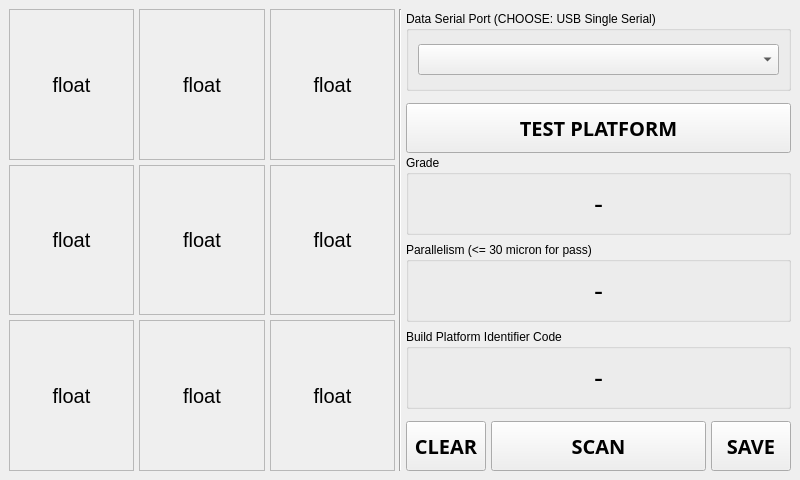
Before: the Qt Designer form qt-platform-parallelism/form.ui in losgab/micrometer-parallelism-qc, drawn with Qt 5.
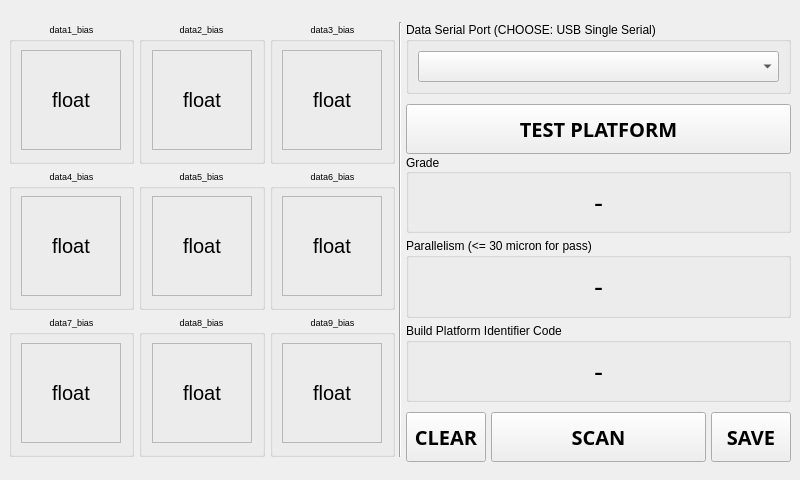
After: the same form once the commit is applied.

Commit message: added front, middle, back row bias and 8+ grading

```diff
--- a/qt-platform-parallelism/form.ui
+++ b/qt-platform-parallelism/form.ui
@@ -30,7 +30,7 @@
        <number>4</number>
       </property>
       <item>
-       <layout class="QVBoxLayout" name="verticalLayout_2" stretch="1,1,1">
+       <layout class="QVBoxLayout" name="verticalLayout_2" stretch="0,0,0">
         <property name="spacing">
          <number>5</number>
         </property>
@@ -40,10 +40,33 @@
            <number>5</number>
           </property>
           <item>
+           <widget class="QGroupBox" name="data1_bias">
+            <property name="font">
+             <font>
+              <pointsize>7</pointsize>
+             </font>
+            </property>
+            <property name="acceptDrops">
+             <bool>true</bool>
+            </property>
+            <property name="title">
+             <string>data1_bias</string>
+            </property>
+            <property name="alignment">
+             <set>Qt::AlignCenter</set>
+            </property>
+            <layout class="QGridLayout" name="gridLayout_3">
+             <item row="0" column="0">
            <widget class="QLabel" name="data1">
             <property name="minimumSize">
              <size>
-              <width>120</width>
+                 <width>80</width>
+                 <height>50</height>
+                </size>
+               </property>
+               <property name="maximumSize">
+                <size>
+                 <width>100</width>
               <height>100</height>
              </size>
             </property>
@@ -72,11 +95,37 @@
             </property>
            </widget>
           </item>
+            </layout>
+           </widget>
+          </item>
           <item>
+           <widget class="QGroupBox" name="data2_bias">
+            <property name="font">
+             <font>
+              <pointsize>7</pointsize>
+             </font>
+            </property>
+            <property name="acceptDrops">
+             <bool>true</bool>
+            </property>
+            <property name="title">
+             <string>data2_bias</string>
+            </property>
+            <property name="alignment">
+             <set>Qt::AlignCenter</set>
+            </property>
+            <layout class="QGridLayout" name="gridLayout_5">
+             <item row="0" column="0">
            <widget class="QLabel" name="data2">
             <property name="minimumSize">
              <size>
-              <width>120</width>
+                 <width>80</width>
+                 <height>50</height>
+                </size>
+               </property>
+               <property name="maximumSize">
+                <size>
+                 <width>100</width>
               <height>100</height>
              </size>
             </property>
@@ -85,31 +134,60 @@
               <pointsize>15</pointsize>
              </font>
             </property>
+               <property name="acceptDrops">
+                <bool>false</bool>
+               </property>
+               <property name="autoFillBackground">
+                <bool>false</bool>
+               </property>
             <property name="frameShape">
              <enum>QFrame::StyledPanel</enum>
             </property>
             <property name="frameShadow">
              <enum>QFrame::Raised</enum>
             </property>
-            <property name="lineWidth">
-             <number>5</number>
-            </property>
-            <property name="midLineWidth">
-             <number>5</number>
-            </property>
             <property name="text">
              <string>float</string>
             </property>
             <property name="alignment">
              <set>Qt::AlignCenter</set>
             </property>
+               <property name="margin">
+                <number>-6</number>
+               </property>
+              </widget>
+             </item>
+            </layout>
            </widget>
           </item>
           <item>
+           <widget class="QGroupBox" name="data3_bias">
+            <property name="font">
+             <font>
+              <pointsize>7</pointsize>
+             </font>
+            </property>
+            <property name="acceptDrops">
+             <bool>true</bool>
+            </property>
+            <property name="title">
+             <string>data3_bias</string>
+            </property>
+            <property name="alignment">
+             <set>Qt::AlignCenter</set>
+            </property>
+            <layout class="QGridLayout" name="gridLayout_7">
+             <item row="0" column="0">
            <widget class="QLabel" name="data3">
             <property name="minimumSize">
              <size>
-              <width>120</width>
+                 <width>80</width>
+                 <height>50</height>
+                </size>
+               </property>
+               <property name="maximumSize">
+                <size>
+                 <width>100</width>
               <height>100</height>
              </size>
             </property>
@@ -118,24 +196,30 @@
               <pointsize>15</pointsize>
              </font>
             </property>
+               <property name="acceptDrops">
+                <bool>false</bool>
+               </property>
+               <property name="autoFillBackground">
+                <bool>false</bool>
+               </property>
             <property name="frameShape">
              <enum>QFrame::StyledPanel</enum>
             </property>
             <property name="frameShadow">
              <enum>QFrame::Raised</enum>
             </property>
-            <property name="lineWidth">
-             <number>5</number>
-            </property>
-            <property name="midLineWidth">
-             <number>5</number>
-            </property>
             <property name="text">
              <string>float</string>
             </property>
             <property name="alignment">
              <set>Qt::AlignCenter</set>
             </property>
+               <property name="margin">
+                <number>-6</number>
+               </property>
+              </widget>
+             </item>
+            </layout>
            </widget>
           </item>
          </layout>
@@ -146,10 +230,33 @@
            <number>5</number>
           </property>
           <item>
+           <widget class="QGroupBox" name="data4_bias">
+            <property name="font">
+             <font>
+              <pointsize>7</pointsize>
+             </font>
+            </property>
+            <property name="acceptDrops">
+             <bool>true</bool>
+            </property>
+            <property name="title">
+             <string>data4_bias</string>
+            </property>
+            <property name="alignment">
+             <set>Qt::AlignCenter</set>
+            </property>
+            <layout class="QGridLayout" name="gridLayout_11">
+             <item row="0" column="0">
            <widget class="QLabel" name="data4">
             <property name="minimumSize">
              <size>
-              <width>120</width>
+                 <width>80</width>
+                 <height>50</height>
+                </size>
+               </property>
+               <property name="maximumSize">
+                <size>
+                 <width>100</width>
               <height>100</height>
              </size>
             </property>
@@ -158,28 +265,60 @@
               <pointsize>15</pointsize>
              </font>
             </property>
+               <property name="acceptDrops">
+                <bool>false</bool>
+               </property>
+               <property name="autoFillBackground">
+                <bool>false</bool>
+               </property>
             <property name="frameShape">
              <enum>QFrame::StyledPanel</enum>
             </property>
             <property name="frameShadow">
              <enum>QFrame::Raised</enum>
             </property>
-            <property name="lineWidth">
-             <number>5</number>
-            </property>
             <property name="text">
              <string>float</string>
             </property>
             <property name="alignment">
              <set>Qt::AlignCenter</set>
             </property>
+               <property name="margin">
+                <number>-6</number>
+               </property>
+              </widget>
+             </item>
+            </layout>
            </widget>
           </item>
           <item>
+           <widget class="QGroupBox" name="data5_bias">
+            <property name="font">
+             <font>
+              <pointsize>7</pointsize>
+             </font>
+            </property>
+            <property name="acceptDrops">
+             <bool>true</bool>
+            </property>
+            <property name="title">
+             <string>data5_bias</string>
+            </property>
+            <property name="alignment">
+             <set>Qt::AlignCenter</set>
+            </property>
+            <layout class="QGridLayout" name="gridLayout_12">
+             <item row="0" column="0">
            <widget class="QLabel" name="data5">
             <property name="minimumSize">
              <size>
-              <width>120</width>
+                 <width>80</width>
+                 <height>50</height>
+                </size>
+               </property>
+               <property name="maximumSize">
+                <size>
+                 <width>100</width>
               <height>100</height>
              </size>
             </property>
@@ -188,28 +327,60 @@
               <pointsize>15</pointsize>
              </font>
             </property>
+               <property name="acceptDrops">
+                <bool>false</bool>
+               </property>
+               <property name="autoFillBackground">
+                <bool>false</bool>
+               </property>
             <property name="frameShape">
              <enum>QFrame::StyledPanel</enum>
             </property>
             <property name="frameShadow">
              <enum>QFrame::Raised</enum>
             </property>
-            <property name="lineWidth">
-             <number>5</number>
-            </property>
             <property name="text">
              <string>float</string>
             </property>
             <property name="alignment">
              <set>Qt::AlignCenter</set>
             </property>
+               <property name="margin">
+                <number>-6</number>
+               </property>
+              </widget>
+             </item>
+            </layout>
            </widget>
           </item>
           <item>
+           <widget class="QGroupBox" name="data6_bias">
+            <property name="font">
+             <font>
+              <pointsize>7</pointsize>
+             </font>
+            </property>
+            <property name="acceptDrops">
+             <bool>true</bool>
+            </property>
+            <property name="title">
+             <string>data6_bias</string>
+            </property>
+            <property name="alignment">
+             <set>Qt::AlignCenter</set>
+            </property>
+            <layout class="QGridLayout" name="gridLayout_13">
+             <item row="0" column="0">
            <widget class="QLabel" name="data6">
             <property name="minimumSize">
              <size>
-              <width>120</width>
+                 <width>80</width>
+                 <height>50</height>
+                </size>
+               </property>
+               <property name="maximumSize">
+                <size>
+                 <width>100</width>
               <height>100</height>
              </size>
             </property>
@@ -218,21 +389,30 @@
               <pointsize>15</pointsize>
              </font>
             </property>
+               <property name="acceptDrops">
+                <bool>false</bool>
+               </property>
+               <property name="autoFillBackground">
+                <bool>false</bool>
+               </property>
             <property name="frameShape">
              <enum>QFrame::StyledPanel</enum>
             </property>
             <property name="frameShadow">
              <enum>QFrame::Raised</enum>
             </property>
-            <property name="lineWidth">
-             <number>5</number>
-            </property>
             <property name="text">
              <string>float</string>
             </property>
             <property name="alignment">
              <set>Qt::AlignCenter</set>
             </property>
+               <property name="margin">
+                <number>-6</number>
+               </property>
+              </widget>
+             </item>
+            </layout>
            </widget>
           </item>
          </layout>
@@ -243,10 +423,33 @@
            <number>5</number>
           </property>
           <item>
+           <widget class="QGroupBox" name="data7_bias">
+            <property name="font">
+             <font>
+              <pointsize>7</pointsize>
+             </font>
+            </property>
+            <property name="acceptDrops">
+             <bool>true</bool>
+            </property>
+            <property name="title">
+             <string>data7_bias</string>
+            </property>
+            <property name="alignment">
+             <set>Qt::AlignCenter</set>
+            </property>
+            <layout class="QGridLayout" name="gridLayout_15">
+             <item row="0" column="0">
            <widget class="QLabel" name="data7">
             <property name="minimumSize">
              <size>
-              <width>120</width>
+                 <width>80</width>
+                 <height>50</height>
+                </size>
+               </property>
+               <property name="maximumSize">
+                <size>
+                 <width>100</width>
               <height>100</height>
              </size>
             </property>
@@ -255,28 +458,60 @@
               <pointsize>15</pointsize>
              </font>
             </property>
+               <property name="acceptDrops">
+                <bool>false</bool>
+               </property>
+               <property name="autoFillBackground">
+                <bool>false</bool>
+               </property>
             <property name="frameShape">
              <enum>QFrame::StyledPanel</enum>
             </property>
             <property name="frameShadow">
              <enum>QFrame::Raised</enum>
             </property>
-            <property name="lineWidth">
-             <number>5</number>
-            </property>
             <property name="text">
              <string>float</string>
             </property>
             <property name="alignment">
              <set>Qt::AlignCenter</set>
             </property>
+               <property name="margin">
+                <number>-6</number>
+               </property>
+              </widget>
+             </item>
+            </layout>
            </widget>
           </item>
           <item>
+           <widget class="QGroupBox" name="data8_bias">
+            <property name="font">
+             <font>
+              <pointsize>7</pointsize>
+             </font>
+            </property>
+            <property name="acceptDrops">
+             <bool>true</bool>
+            </property>
+            <property name="title">
+             <string>data8_bias</string>
+            </property>
+            <property name="alignment">
+             <set>Qt::AlignCenter</set>
+            </property>
+            <layout class="QGridLayout" name="gridLayout_14">
+             <item row="0" column="0">
            <widget class="QLabel" name="data8">
             <property name="minimumSize">
              <size>
-              <width>120</width>
+                 <width>80</width>
+                 <height>50</height>
+                </size>
+               </property>
+               <property name="maximumSize">
+                <size>
+                 <width>100</width>
               <height>100</height>
              </size>
             </property>
@@ -285,28 +520,60 @@
               <pointsize>15</pointsize>
              </font>
             </property>
+               <property name="acceptDrops">
+                <bool>false</bool>
+               </property>
+               <property name="autoFillBackground">
+                <bool>false</bool>
+               </property>
             <property name="frameShape">
              <enum>QFrame::StyledPanel</enum>
             </property>
             <property name="frameShadow">
              <enum>QFrame::Raised</enum>
             </property>
-            <property name="lineWidth">
-             <number>5</number>
-            </property>
             <property name="text">
              <string>float</string>
             </property>
             <property name="alignment">
              <set>Qt::AlignCenter</set>
             </property>
+               <property name="margin">
+                <number>-6</number>
+               </property>
+              </widget>
+             </item>
+            </layout>
            </widget>
           </item>
           <item>
+           <widget class="QGroupBox" name="data9_bias">
+            <property name="font">
+             <font>
+              <pointsize>7</pointsize>
+             </font>
+            </property>
+            <property name="acceptDrops">
+             <bool>true</bool>
+            </property>
+            <property name="title">
+             <string>data9_bias</string>
+            </property>
+            <property name="alignment">
+             <set>Qt::AlignCenter</set>
+            </property>
+            <layout class="QGridLayout" name="gridLayout_16">
+             <item row="0" column="0">
            <widget class="QLabel" name="data9">
             <property name="minimumSize">
              <size>
-              <width>120</width>
+                 <width>80</width>
+                 <height>50</height>
+                </size>
+               </property>
+               <property name="maximumSize">
+                <size>
+                 <width>100</width>
               <height>100</height>
              </size>
             </property>
@@ -315,21 +582,30 @@
               <pointsize>15</pointsize>
              </font>
             </property>
+               <property name="acceptDrops">
+                <bool>false</bool>
+               </property>
+               <property name="autoFillBackground">
+                <bool>false</bool>
+               </property>
             <property name="frameShape">
              <enum>QFrame::StyledPanel</enum>
             </property>
             <property name="frameShadow">
              <enum>QFrame::Raised</enum>
             </property>
-            <property name="lineWidth">
-             <number>5</number>
-            </property>
             <property name="text">
              <string>float</string>
             </property>
             <property name="alignment">
              <set>Qt::AlignCenter</set>
             </property>
+               <property name="margin">
+                <number>-6</number>
+               </property>
+              </widget>
+             </item>
+            </layout>
            </widget>
           </item>
          </layout>
@@ -437,6 +713,9 @@
           <property name="title">
            <string>Grade</string>
           </property>
+          <property name="alignment">
+           <set>Qt::AlignLeading|Qt::AlignLeft|Qt::AlignVCenter</set>
+          </property>
           <layout class="QGridLayout" name="gridLayout_4">
            <item row="0" column="0">
             <widget class="QLabel" name="grade_data">
```
Left out of the diff: 3 changed lines with no effect on the pictures. Lines whose indentation alone changed are shown as unchanged. The commit also changes 2 other files.
